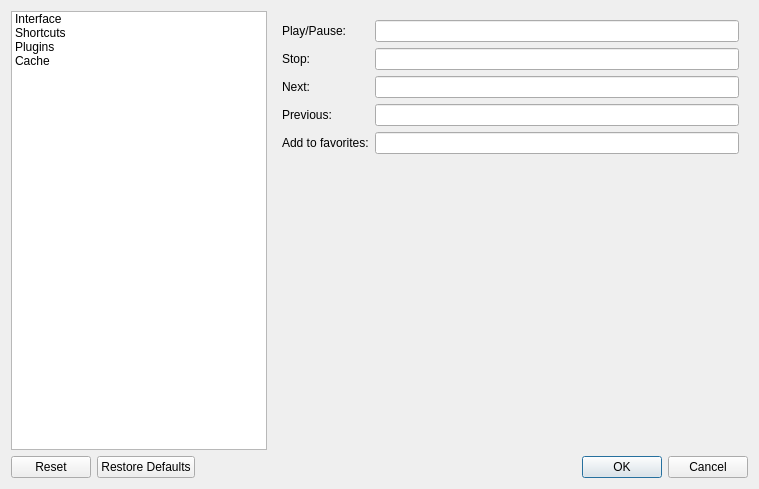
First picture: the form in src/app/dlg_preferences.ui, repository ColinDuquesnoy/MellowPlayer, before the edit.
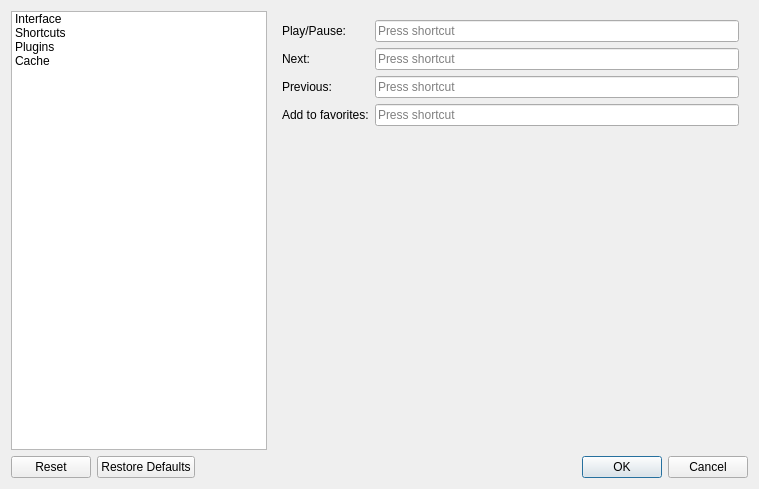
Second picture: the form after the edit. The open tabs and pages were chosen to show the change. Icons and pictures are not drawn. Custom widgets are drawn as their Qt base class.

Patch:
```diff
--- a/src/app/dlg_preferences.ui
+++ b/src/app/dlg_preferences.ui
@@ -123,48 +123,38 @@
            </property>
           </widget>
          </item>
+         <item row="0" column="1">
+          <widget class="QKeySequenceEdit" name="lineEditPlayPause"/>
+         </item>
          <item row="1" column="0">
-          <widget class="QLabel" name="label_11">
-           <property name="text">
-            <string>Stop:</string>
-           </property>
-          </widget>
-         </item>
-         <item row="2" column="0">
           <widget class="QLabel" name="label_12">
            <property name="text">
             <string>Next:</string>
            </property>
           </widget>
          </item>
-         <item row="3" column="0">
+         <item row="1" column="1">
+          <widget class="QKeySequenceEdit" name="lineEditNext"/>
+         </item>
+         <item row="2" column="0">
           <widget class="QLabel" name="label_13">
            <property name="text">
             <string>Previous:</string>
            </property>
           </widget>
          </item>
-         <item row="0" column="1">
-          <widget class="KeySequenceEdit" name="lineEditPlayPause"/>
-         </item>
-         <item row="1" column="1">
-          <widget class="KeySequenceEdit" name="lineEditStop"/>
-         </item>
          <item row="2" column="1">
-          <widget class="KeySequenceEdit" name="lineEditNext"/>
+          <widget class="QKeySequenceEdit" name="lineEditPrevious"/>
          </item>
-         <item row="3" column="1">
-          <widget class="KeySequenceEdit" name="lineEditPrevious"/>
-         </item>
-         <item row="4" column="0">
+         <item row="3" column="0">
           <widget class="QLabel" name="label">
            <property name="text">
             <string>Add to favorites:</string>
            </property>
           </widget>
          </item>
-         <item row="4" column="1">
-          <widget class="KeySequenceEdit" name="lineEditFavorite"/>
+         <item row="3" column="1">
+          <widget class="QKeySequenceEdit" name="lineEditFavorite"/>
          </item>
         </layout>
        </widget>
@@ -364,13 +354,6 @@
    </item>
   </layout>
  </widget>
- <customwidgets>
-  <customwidget>
-   <class>KeySequenceEdit</class>
-   <extends>QLineEdit</extends>
-   <header>keysequenceedit.h</header>
-  </customwidget>
- </customwidgets>
  <tabstops>
   <tabstop>listWidget</tabstop>
   <tabstop>checkBoxMinimizeToTray</tabstop>
```
Left out of the diff: 2 changed lines with no effect on the pictures.
